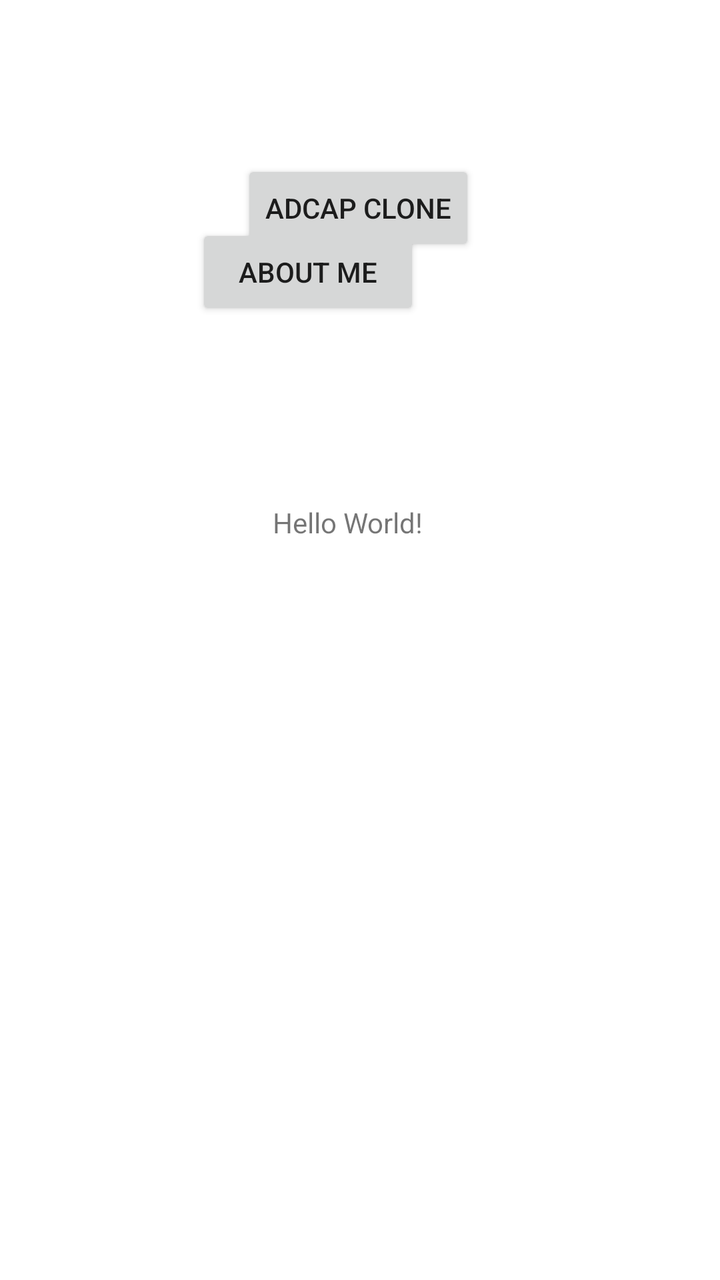
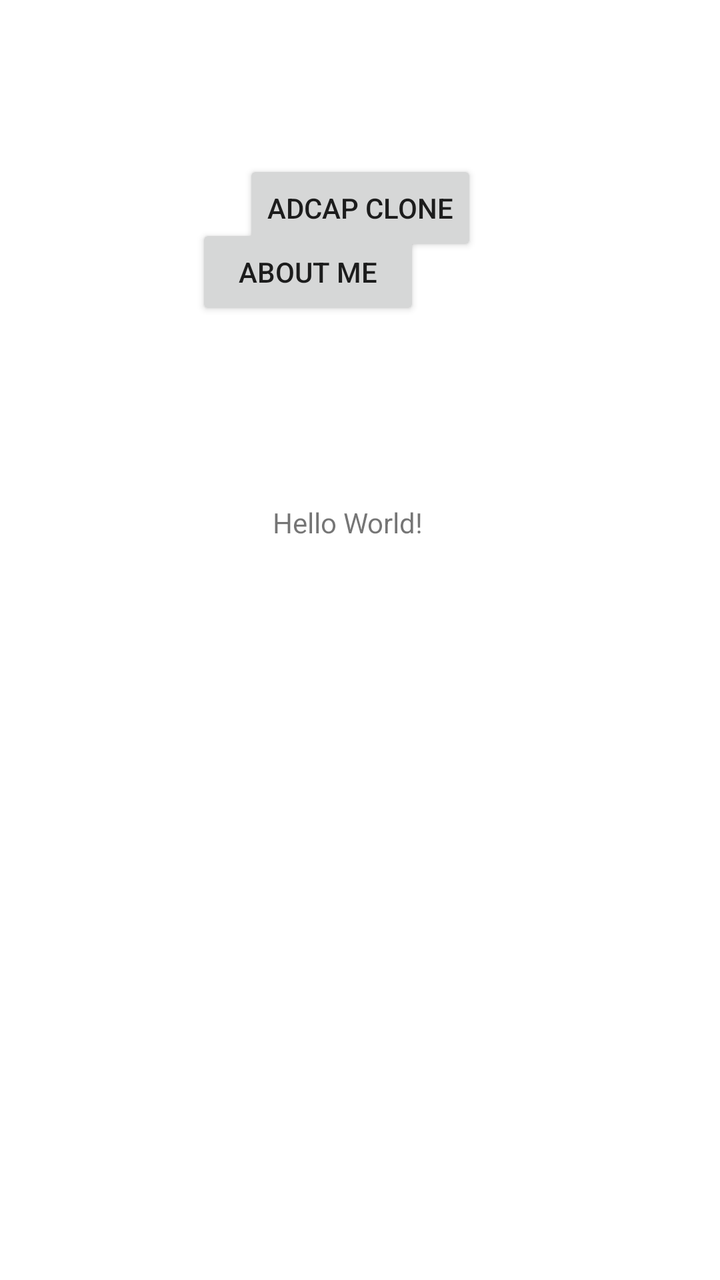

The first picture is an Android layout as it rendered before a commit; the second is the same layout after the commit. The layout source and the unified diff follow.
<!-- AndroidManifest.xml: application theme Theme.NUMAD22Fa_ChengchengLyu -->
<!-- res/layout/activity_main.xml -->
<?xml version="1.0" encoding="utf-8"?>
<androidx.constraintlayout.widget.ConstraintLayout xmlns:android="http://schemas.android.com/apk/res/android"
    xmlns:app="http://schemas.android.com/apk/res-auto"
    xmlns:tools="http://schemas.android.com/tools"
    android:layout_width="match_parent"
    android:layout_height="match_parent"
    tools:context=".MainActivity">

    <TextView
        android:id="@+id/textView"
        android:layout_width="90dp"
        android:layout_height="39dp"
        android:layout_marginStart="150dp"
        android:layout_marginEnd="150dp"
        android:layout_marginBottom="80dp"
        android:text="Hello World!"
        app:layout_constraintBottom_toBottomOf="parent"
        app:layout_constraintEnd_toEndOf="parent"
        app:layout_constraintHorizontal_bias="0.461"
        app:layout_constraintStart_toStartOf="parent"
        app:layout_constraintTop_toTopOf="@+id/aboutMeButton"
        app:layout_constraintVertical_bias="0.342" />

    <Button
        android:id="@+id/aboutMeButton"
        android:layout_width="112dp"
        android:layout_height="wrap_content"
        android:layout_marginStart="150dp"
        android:layout_marginTop="80dp"
        android:layout_marginEnd="150dp"
        android:layout_marginBottom="60dp"
        android:text="About Me"
        app:layout_constraintBottom_toTopOf="@+id/textView"
        app:layout_constraintEnd_toEndOf="parent"
        app:layout_constraintHorizontal_bias="1.0"
        app:layout_constraintStart_toStartOf="parent"
        app:layout_constraintTop_toTopOf="parent" />

    <Button
        android:id="@+id/AdCapButton"
        android:layout_width="wrap_content"
        android:layout_height="wrap_content"
        android:layout_marginStart="150dp"
        android:layout_marginTop="80dp"
        android:layout_marginEnd="150dp"
        android:layout_marginBottom="60dp"
        android:text="AdCap Clone"
        app:layout_constraintBottom_toTopOf="@+id/textView"
        app:layout_constraintEnd_toEndOf="parent"
        app:layout_constraintHorizontal_bias="0.517"
        app:layout_constraintStart_toStartOf="parent"
        app:layout_constraintTop_toTopOf="parent"
        app:layout_constraintVertical_bias="0.0" />

</androidx.constraintlayout.widget.ConstraintLayout>
<!-- resources referenced by this layout -->
<resources>
  <style name="Theme.NUMAD22Fa_ChengchengLyu" parent="Theme.MaterialComponents.DayNight.DarkActionBar">
          
          <item name="colorPrimary">@color/purple_500</item>
          <item name="colorPrimaryVariant">@color/purple_700</item>
          <item name="colorOnPrimary">@color/white</item>
          
          <item name="colorSecondary">@color/teal_200</item>
          <item name="colorSecondaryVariant">@color/teal_700</item>
          <item name="colorOnSecondary">@color/black</item>
          
          <item name="android:statusBarColor" tools:targetApi="l">?attr/colorPrimaryVariant</item>
          
      </style>
  <color name="purple_500">#FF6200EE</color>
  <color name="purple_700">#FF3700B3</color>
  <color name="white">#FFFFFFFF</color>
  <color name="teal_200">#FF03DAC5</color>
  <color name="teal_700">#FF018786</color>
  <color name="black">#FF000000</color>
</resources>

<!-- the commit's change to res/layout/activity_main.xml (unified diff, before → after) -->
@@ -47,7 +47,7 @@
         android:text="AdCap Clone"
         app:layout_constraintBottom_toTopOf="@+id/textView"
         app:layout_constraintEnd_toEndOf="parent"
-        app:layout_constraintHorizontal_bias="0.517"
+        app:layout_constraintHorizontal_bias="0.5"
         app:layout_constraintStart_toStartOf="parent"
         app:layout_constraintTop_toTopOf="parent"
         app:layout_constraintVertical_bias="0.0" />
